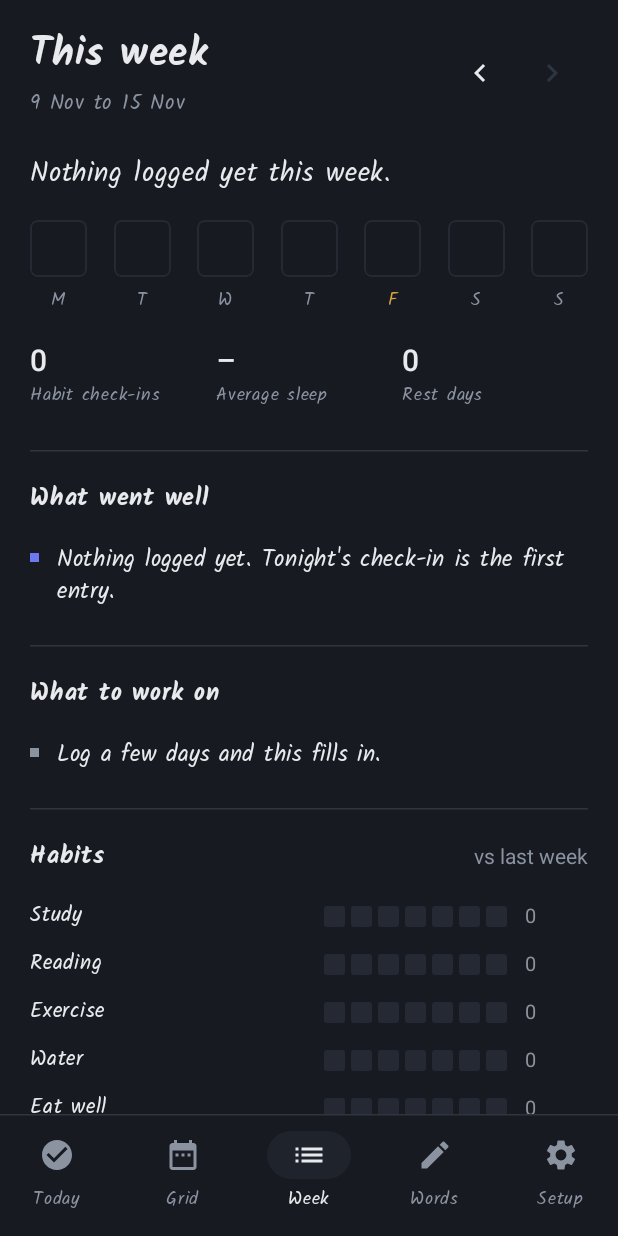
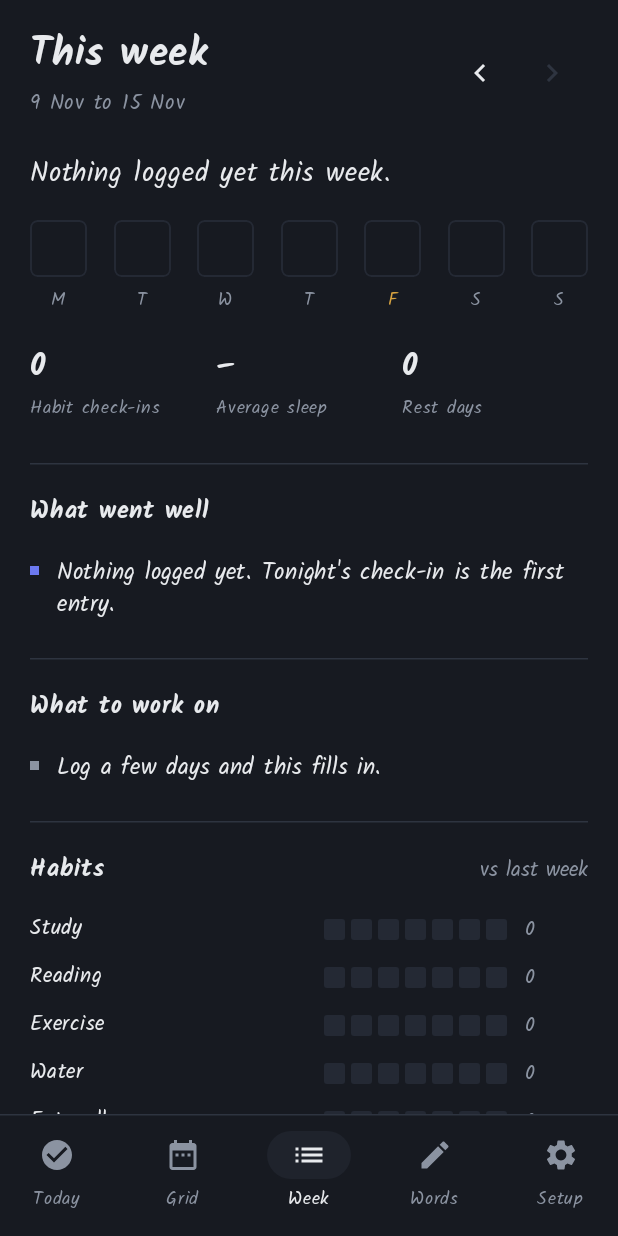
Before and after one commit to lost2003times/ad-astra, an Android app built with Jetpack Compose: the screen it shows after launch (MainActivity), item 3 of the bottom bar chosen, on a phone screen of 412 x 824 dp. Run offline under Robolectric (Android 15) with nearby library versions, the phone set to English and light mode, and no system bars.

Commit message:
Use the handwriting font for numbers too

```diff
--- a/app/src/main/java/com/adastra/app/ui/Theme.kt
+++ b/app/src/main/java/com/adastra/app/ui/Theme.kt
@@ -58,7 +58,7 @@ val Hand = FontFamily(
     Font(R.font.kalam_bold, FontWeight.Bold),
 )
 val Serif = Hand
-val Numbers = TextStyle(fontFeatureSettings = "tnum")
+val Numbers = TextStyle(fontFamily = Hand, fontFeatureSettings = "tnum")
 
 private val handType = Typography().run {
     Typography(
```
